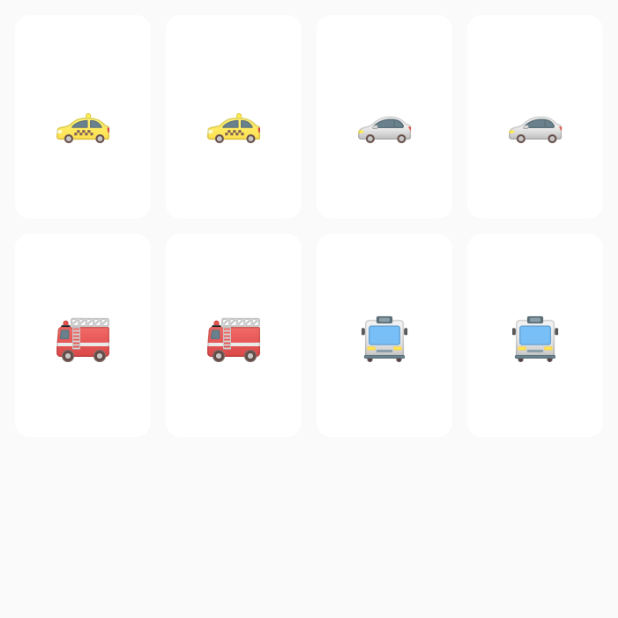
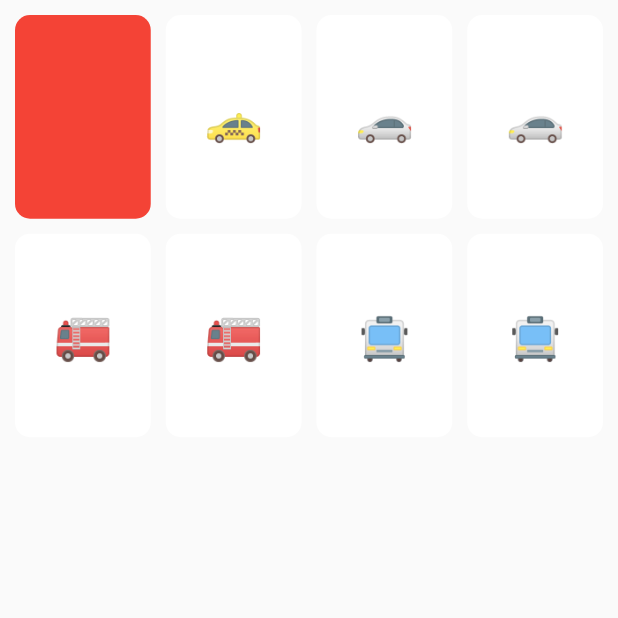
Before and after one commit to Konjuhi/memorie-game, a Flutter app: the screen it shows after launch, after a tap on an icon or button, on a phone screen of 412 x 824 dp, the top half of it. Run offline on Flutter 3.47's test engine with Material 2 defaults, Android fonts, the phone set to English and light mode, and no system bars.

```diff
--- a/lib/emoji_memory_game.dart
+++ b/lib/emoji_memory_game.dart
@@ -1,8 +1,9 @@
+import 'package:flutter/cupertino.dart';
 import 'package:flutter_learn/card_model.dart';
 
 import 'memory_game_model.dart';
 
-class EmojiMemoryGame {
+class EmojiMemoryGame with ChangeNotifier {
   static const emojis = [
     '🚕',
     '🚗',
@@ -38,5 +39,6 @@ class EmojiMemoryGame {
 
   void choose(CardModel card) {
     model.choose(card);
+    notifyListeners();
   }
 }
--- a/lib/main.dart
+++ b/lib/main.dart
@@ -1,5 +1,6 @@
 import 'package:flutter/material.dart';
 import 'package:flutter_learn/representer_view.dart';
+import 'package:provider/provider.dart';
 
 import 'emoji_memory_game.dart';
 
@@ -13,13 +14,14 @@ class MyApp extends StatelessWidget {
   @override
   Widget build(BuildContext context) {
     final EmojiMemoryGame viewModel = EmojiMemoryGame();
-    return MaterialApp(
-      debugShowCheckedModeBanner: false,
-      theme: ThemeData(
-        primarySwatch: Colors.blue,
-      ),
-      home: ContentView(
-        viewModel: viewModel,
+    return ChangeNotifierProvider(
+      create: (_) => viewModel,
+      child: MaterialApp(
+        debugShowCheckedModeBanner: false,
+        theme: ThemeData(
+          primarySwatch: Colors.blue,
+        ),
+        home: const ContentView(),
       ),
     );
   }
--- a/lib/representer_view.dart
+++ b/lib/representer_view.dart
@@ -1,16 +1,18 @@
 import 'package:flutter/foundation.dart';
 import 'package:flutter/material.dart';
+import 'package:provider/provider.dart';
 
 import 'card_model.dart';
 import 'emoji_memory_game.dart';
 
 class ContentView extends StatelessWidget {
-  final EmojiMemoryGame viewModel;
-
-  const ContentView({super.key, required this.viewModel});
+  const ContentView({
+    super.key,
+  });
 
   @override
   Widget build(BuildContext context) {
+    return Consumer<EmojiMemoryGame>(builder: (context, viewModel, child) {
       return Scaffold(
         body: Padding(
           padding: const EdgeInsets.all(10),
@@ -37,6 +39,7 @@ class ContentView extends StatelessWidget {
           ),
         ),
       );
+    });
   }
 }
 
@@ -56,7 +59,7 @@ class _CardViewState extends State<CardView> {
     return GestureDetector(
       onTap: () {
         if (kDebugMode) {
-          print("Kliko: ${widget.card.id}");
+          print("Kliko: ${widget.card.isFacedUp}");
         }
         widget.viewModel.choose(widget.card);
       },
--- a/pubspec.yaml
+++ b/pubspec.yaml
@@ -14,6 +14,7 @@ dependencies:
     sdk: flutter
 
   cupertino_icons: ^1.0.2
+  provider: ^6.0.5
 
 dev_dependencies:
   flutter_test:
```
Lines whose indentation alone changed are shown as unchanged.
